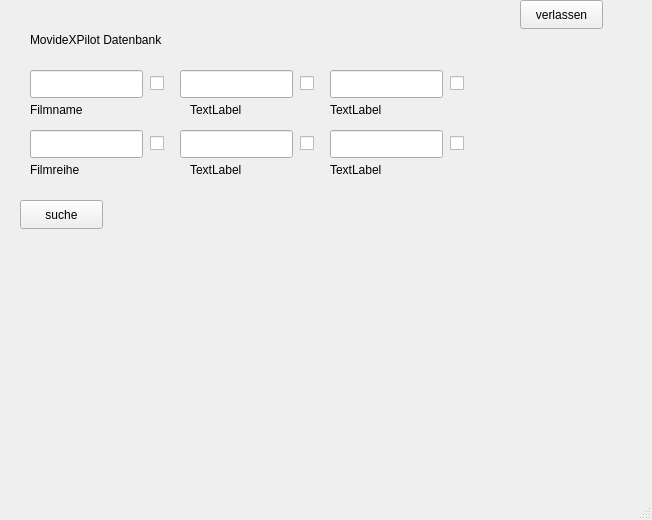
carlos1234532/Filmdatenbank, file filmdatebank3/mainwindow.ui: the form before one commit.
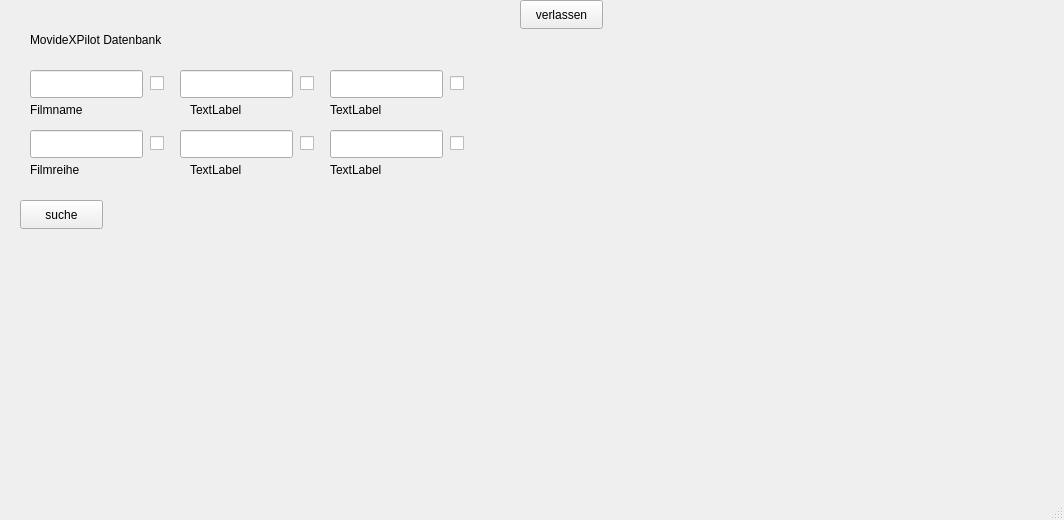
The form after the commit.

```diff
--- a/filmdatebank3/mainwindow.ui
+++ b/filmdatebank3/mainwindow.ui
@@ -6,7 +6,7 @@
    <rect>
     <x>0</x>
     <y>0</y>
-    <width>652</width>
+    <width>1064</width>
     <height>520</height>
    </rect>
   </property>
@@ -285,10 +285,10 @@
    <widget class="QLabel" name="mainpicture">
     <property name="geometry">
      <rect>
-      <x>380</x>
-      <y>210</y>
-      <width>241</width>
-      <height>91</height>
+      <x>0</x>
+      <y>100</y>
+      <width>681</width>
+      <height>381</height>
      </rect>
     </property>
     <property name="text">
```
Left out of the diff: 25 changed lines with no effect on the pictures.
